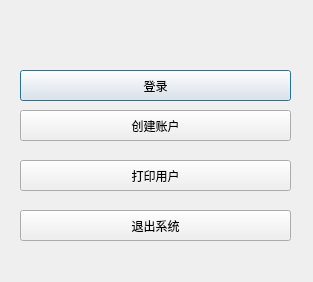
WCY-dt/bank, file bank.ui: the form before one commit.
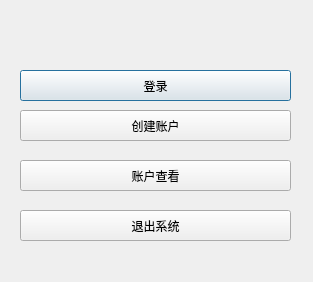
The form after the commit.

Patch:
```diff
--- a/bank.ui
+++ b/bank.ui
@@ -72,7 +72,7 @@
      </rect>
     </property>
     <property name="text">
-     <string>打印用户</string>
+     <string>账户查看</string>
     </property>
    </widget>
   </widget>
```
